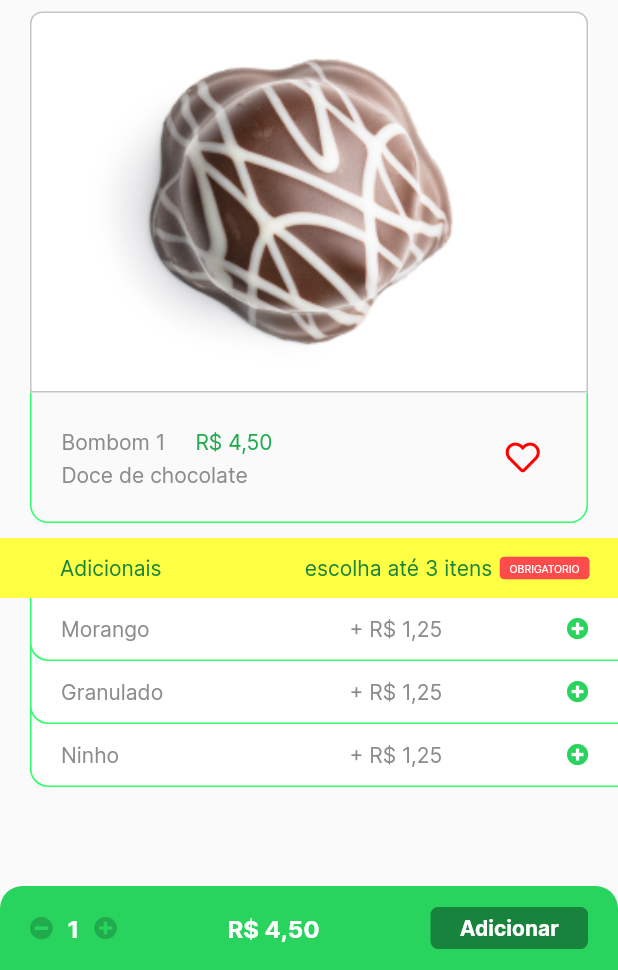
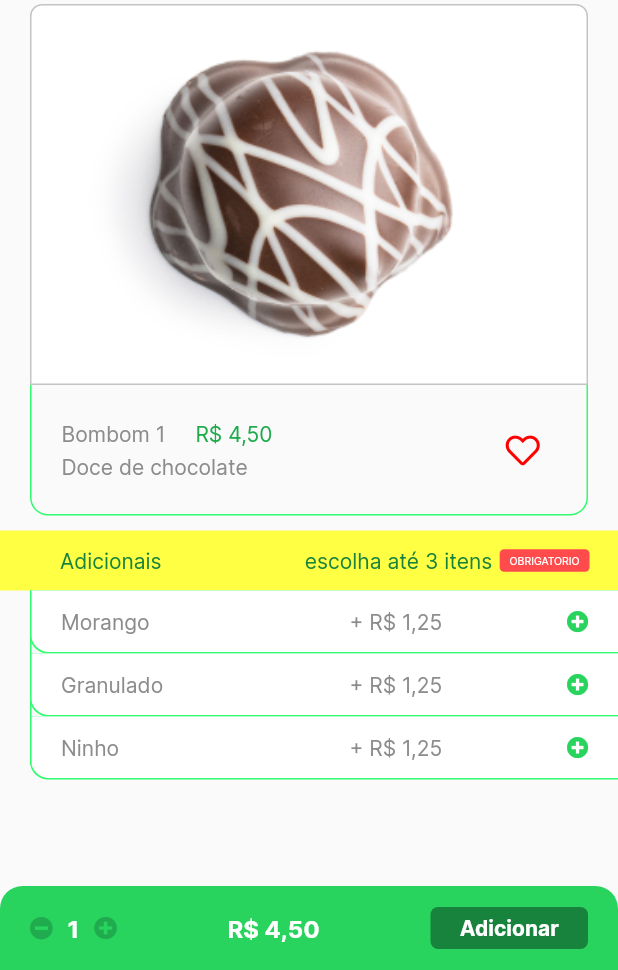
Before and after one commit to felipe-graca/smol_telaproduto_felipe, a Flutter app: the screen it shows after launch, on a phone screen of 412 x 824 dp, the part 266-1236 px from its top. Run offline on Flutter 3.47's test engine with Material 2 defaults, Android fonts, the phone set to English and light mode, and no system bars; our stand-ins replace equatable, flutter_bloc, get_it.

Commit message:
bugFix: fix page responsive

```diff
--- a/lib/core/ui/components/custom_search_bar.dart.dart
+++ b/lib/core/ui/components/custom_search_bar.dart.dart
@@ -10,8 +10,7 @@ class CustomSearchBar extends StatelessWidget {
 
   @override
   Widget build(BuildContext context) {
-    return SafeArea(
-      child: Container(
+    return Container(
       padding: const EdgeInsets.symmetric(horizontal: 4),
       height: 40,
       decoration: const BoxDecoration(color: CustomColors.yellow4),
@@ -59,7 +58,6 @@ class CustomSearchBar extends StatelessWidget {
           )
         ],
       ),
-      ),
     );
   }
 }
--- a/lib/pages/product/components/additionals.dart
+++ b/lib/pages/product/components/additionals.dart
@@ -60,6 +60,7 @@ class Additionals extends StatelessWidget {
                 children: [
                   ListView.builder(
                     shrinkWrap: true,
+                    physics: const NeverScrollableScrollPhysics(),
                     itemCount: additionals.length,
                     itemBuilder: (context, index) {
                       return Container(
--- a/lib/pages/product/product_page.dart
+++ b/lib/pages/product/product_page.dart
@@ -32,11 +32,10 @@ class _ProductPageState extends State<ProductPage> {
       body: BlocBuilder<ProductCubit, ProductState>(
         bloc: productCubit,
         builder: (context, state) {
-          return Stack(
+          return Column(
             children: [
-              ListView(
-                children: [
-                  SizedBox(
+              SafeArea(
+                child: SizedBox(
                   height: 180,
                   child: Stack(
                     children: [
@@ -65,14 +64,27 @@ class _ProductPageState extends State<ProductPage> {
                     ],
                   ),
                 ),
-                  const SizedBox(height: 5),
+              ),
+              Expanded(
+                child: Stack(
+                  children: [
+                    SingleChildScrollView(
+                      physics: const BouncingScrollPhysics(),
+                      child: Padding(
+                        padding: const EdgeInsets.only(bottom: 56),
+                        child: Column(
+                          children: [
                             Padding(
-                    padding: const EdgeInsets.symmetric(horizontal: 20),
+                              padding:
+                                  const EdgeInsets.symmetric(horizontal: 20),
                               child: ProductView(product: state.product),
                             ),
                             const SizedBox(height: 10),
-                  Additionals(additionals: state.additionals)
+                            Additionals(additionals: state.additionals),
+                            const SizedBox(height: 20),
                           ],
+                        ),
+                      ),
                     ),
                     Align(
                       alignment: Alignment.bottomCenter,
@@ -84,6 +96,9 @@ class _ProductPageState extends State<ProductPage> {
                       ),
                     ),
                   ],
+                ),
+              ),
+            ],
           );
         },
       ),
```
Lines whose indentation alone changed are shown as unchanged.
